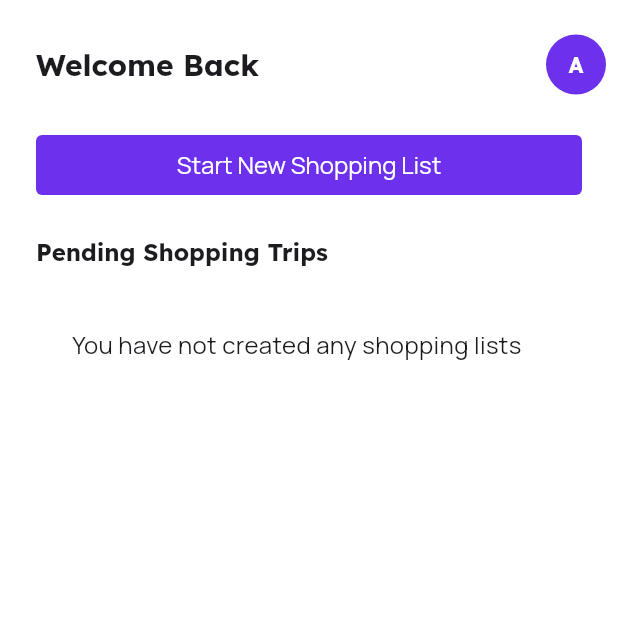
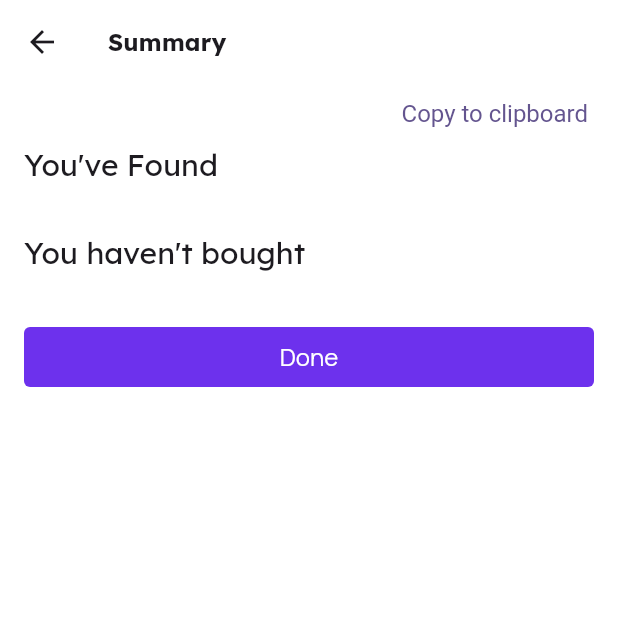
Before and after one commit to Itope84/store_navigator, a Flutter app: the NavigateStoreScreen screen opened directly with empty values, after a tap on "Exit", on a phone screen of 412 x 824 dp, the top half of it. Run offline on Flutter 3.47's test engine with Material 3 defaults, Android fonts, the phone set to English and light mode, and no system bars; our stand-ins replace cached_network_image, flutter_hooks, flutter_svg, google_fonts, image_picker, path_drawing and 1 more; missing offline and left inert: flutter_query, google_ml_kit; accounts and stored records are empty; network calls fail.

Commit message:
show a summary screen after navigating

```diff
--- a/lib/screens/navigate/navigate_store.dart
+++ b/lib/screens/navigate/navigate_store.dart
@@ -306,6 +306,7 @@ class _NavigateStoreScreenState extends State<NavigateStoreScreen> {
                     bottom: 16,
                     child: MapBottomNav(
                       isLocating: isLocating,
+                      shoppingList: widget.shoppingList,
                       onLocateClick: () {
                         setState(() {
                           isLocating = !isLocating;
--- /dev/null
+++ b/lib/screens/navigate/summary.dart
@@ -0,0 +1,155 @@
+import 'package:collection/collection.dart';
+import 'package:flutter/material.dart';
+import 'package:flutter/services.dart';
+import 'package:store_navigator/screens/home.dart';
+import 'package:store_navigator/utils/data/shopping_list.dart';
+
+class SummaryScreen extends StatelessWidget {
+  final ShoppingList shoppingList;
+  const SummaryScreen({super.key, required this.shoppingList});
+
+  String getItemText(ShoppingListItem item) =>
+      "${item.userGivenName ?? item.product.name} ${item.userGivenName != null ? '- ${item.product.name}' : ''} (${item.qty})";
+
+  Map<String, List<ShoppingListItem>> groupItemsByName(
+      List<ShoppingListItem> items) {
+    return groupBy(
+        items, (item) => item.userGivenName ?? item.product.name ?? '');
+  }
+
+  @override
+  Widget build(BuildContext context) {
+    List<ShoppingListItem> foundItems =
+        shoppingList.items?.where((item) => item.found).toList() ?? [];
+
+    List<ShoppingListItem> unfoundShoppingListItems =
+        shoppingList.items?.where((item) => !item.found).toList() ?? [];
+
+    List<String> otherUnfoundItems = shoppingList.uploadedShoppingList
+            ?.split('\n')
+            .map((e) => e.trim())
+            .where((element) => element.isNotEmpty)
+            .toList() ??
+        [];
+
+    List<Widget> formatShoppingListItems(List<ShoppingListItem> items) =>
+        groupItemsByName(items).entries.map(
+          (entry) {
+            return Column(
+              crossAxisAlignment: CrossAxisAlignment.start,
+              children: [
+                Padding(
+                  padding: EdgeInsets.symmetric(horizontal: 16),
+                  child: Text(entry.key,
+                      style: Theme.of(context).textTheme.titleLarge),
+                ),
+                ...entry.value.map(
+                  (item) => ListTile(
+                    dense: true,
+                    minTileHeight: 0,
+                    minVerticalPadding: 2,
+                    title: Text(
+                      item.product.name ?? '',
+                      style: Theme.of(context).textTheme.bodySmall,
+                    ),
+                    trailing: Text(
+                      item.qty.toString(),
+                      style: Theme.of(context).textTheme.labelLarge,
+                    ),
+                  ),
+                ),
+                SizedBox(height: 16),
+              ],
+            );
+          },
+        ).toList();
+
+    return Scaffold(
+      appBar: AppBar(
+        backgroundColor: Theme.of(context).scaffoldBackgroundColor,
+        title: Text('Summary'),
+      ),
+      // TODO: don't use listtile, also group items that have the same userGivenName
+      body: SingleChildScrollView(
+        child: Column(
+          crossAxisAlignment: CrossAxisAlignment.start,
+          children: [
+            Padding(
+              padding: EdgeInsets.symmetric(horizontal: 16),
+              child: Row(
+                mainAxisAlignment: MainAxisAlignment.end,
+                children: [
+                  TextButton(
+                    onPressed: () {
+                      final String text = [
+                        "Shopping Summary:",
+                        "---------------",
+                        "Found:",
+                        ...foundItems.map(getItemText),
+                        "---------------",
+                        "Not Found:",
+                        ...unfoundShoppingListItems.map(getItemText),
+                        ...otherUnfoundItems
+                      ].join('\n');
+
+                      Clipboard.setData(ClipboardData(text: text));
+                    },
+                    style: const ButtonStyle(
+                      padding: WidgetStatePropertyAll(
+                        EdgeInsets.symmetric(horizontal: 4),
+                      ),
+                      visualDensity: VisualDensity.compact,
+                      textStyle:
+                          WidgetStatePropertyAll(TextStyle(fontSize: 16)),
+                    ),
+                    child: Text("Copy to clipboard"),
+                  )
+                ],
+              ),
+            ),
+            Padding(
+              padding: EdgeInsets.symmetric(horizontal: 16),
+              child: Text("You've Found",
+                  style: Theme.of(context).textTheme.headlineSmall),
+            ),
+            SizedBox(height: 16),
+            ...formatShoppingListItems(foundItems),
+            SizedBox(height: 16),
+            Padding(
+              padding: EdgeInsets.symmetric(horizontal: 16),
+              child: Text("You haven't bought",
+                  style: Theme.of(context).textTheme.headlineSmall),
+            ),
+            SizedBox(height: 16),
+            ...formatShoppingListItems(unfoundShoppingListItems),
+            ...otherUnfoundItems.map(
+              (item) => Padding(
+                padding: EdgeInsets.only(left: 16, right: 16, bottom: 16),
+                child:
+                    Text(item, style: Theme.of(context).textTheme.titleLarge),
+              ),
+            ),
+            Row(
+              children: [
+                Expanded(
+                  child: Padding(
+                    padding: EdgeInsets.all(16),
+                    child: FilledButton(
+                        onPressed: () {
+                          Navigator.of(context).pushAndRemoveUntil(
+                              MaterialPageRoute(
+                                  builder: (ctx) => const HomeScreen()),
+                              (_) => false);
+                        },
+                        child: Text("Done")),
+                  ),
+                ),
+              ],
+            ),
+            SizedBox(height: 32),
+          ],
+        ),
+      ),
+    );
+  }
+}
--- a/lib/screens/navigate/widgets/map_bottom_nav.dart
+++ b/lib/screens/navigate/widgets/map_bottom_nav.dart
@@ -1,12 +1,18 @@
 import 'package:flutter/material.dart';
 import 'package:store_navigator/screens/home.dart';
+import 'package:store_navigator/screens/navigate/summary.dart';
+import 'package:store_navigator/utils/data/shopping_list.dart';
 import 'package:store_navigator/utils/icons.dart';
 
 class MapBottomNav extends StatelessWidget {
+  final ShoppingList shoppingList;
   final bool isLocating;
   final void Function() onLocateClick;
   const MapBottomNav(
-      {super.key, this.isLocating = false, required this.onLocateClick});
+      {super.key,
+      this.isLocating = false,
+      required this.onLocateClick,
+      required this.shoppingList});
 
   @override
   Widget build(BuildContext context) {
@@ -103,9 +109,8 @@ class MapBottomNav extends StatelessWidget {
         ),
         FilledButton(
             onPressed: () {
-              Navigator.of(context).pushAndRemoveUntil(
-                  MaterialPageRoute(builder: (ctx) => const HomeScreen()),
-                  (_) => false);
+              Navigator.of(context).push(MaterialPageRoute(
+                  builder: (ctx) => SummaryScreen(shoppingList: shoppingList)));
             },
             style: ButtonStyle(
               backgroundColor: WidgetStateProperty.all(Colors.red),
--- a/lib/utils/data/shopping_list.dart
+++ b/lib/utils/data/shopping_list.dart
@@ -1,3 +1,5 @@
+import 'dart:convert';
+
 import 'package:collection/collection.dart';
 import 'package:sqflite/sqflite.dart';
 import 'package:store_navigator/utils/api/products.dart';
@@ -15,6 +17,8 @@ class ShoppingListItem {
   int qty;
   final String shoppingListId;
 
+  String? userGivenName;
+
   String get productId => product.id!;
 
   bool found = false;
@@ -25,6 +29,7 @@ class ShoppingListItem {
       this.sectionId,
       this.qty = 1,
       this.found = false,
+      this.userGivenName,
       required this.shoppingListId})
       : id = id ?? "${DateTime.now().millisecondsSinceEpoch}";
 
@@ -36,6 +41,7 @@ class ShoppingListItem {
       qty: json['qty'],
       found: json['found'] == 1,
       shoppingListId: json['shopping_list_id'],
+      userGivenName: json['user_given_name'],
     );
   }
 
@@ -48,6 +54,7 @@ class ShoppingListItem {
     data['section_id'] = sectionId;
     data['qty'] = qty;
     data['found'] = found ? 1 : 0;
+    data['user_given_name'] = userGivenName;
     return data;
   }
 
@@ -60,6 +67,7 @@ class ShoppingListItem {
       section_id TEXT,
       qty INTEGER,
       found INTEGER,
+      user_given_name TEXT,
       FOREIGN KEY (shopping_list_id) REFERENCES ${ShoppingList.tableName}(id) ON DELETE CASCADE
     )
   ''';
@@ -72,6 +80,8 @@ class ShoppingList {
   List<ShoppingListItem>? items;
   final DateTime? createdAt;
   DateTime? updatedAt;
+  // The list of items that were uploaded either via image or bulk search. This represents the user's shopping list that was imported into the app. The ones that were found in the store (during search) will also have been stored on the shopping list items (if one was selected) as userGivenName.
+  String? uploadedShoppingList;
 
   Store? store;
 
@@ -82,6 +92,7 @@ class ShoppingList {
       this.name,
       this.items,
       required this.storeId,
+      this.uploadedShoppingList,
       DateTime? createdAt,
       DateTime? updatedAt})
       : id = id ?? "${DateTime.now().millisecondsSinceEpoch}",
@@ -104,6 +115,7 @@ class ShoppingList {
               .map((i) => ShoppingListItem.fromJson(i))
               .toList()
           : null,
+      uploadedShoppingList: json['uploadedShoppingList'],
     );
   }
 
@@ -115,6 +127,7 @@ class ShoppingList {
     data['created_at'] = createdAt.toString();
     data['updated_at'] = updatedAt.toString();
     data['items'] = items?.map((i) => i.toJson()).toList();
+    data['uploadedShoppingList'] = uploadedShoppingList;
     return data;
   }
 
@@ -131,6 +144,7 @@ class ShoppingList {
       id TEXT PRIMARY KEY,
       name TEXT,
       store_id TEXT,
+      uploadedShoppingList TEXT,
       created_at TEXT,
       updated_at TEXT
     )
@@ -143,6 +157,7 @@ class ShoppingList {
       sli.product_id,
       sli.section_id,
       sli.found,
+      sli.user_given_name,
       sli.qty
     FROM
       ${ShoppingListItem.tableName} sli
@@ -193,6 +208,7 @@ class ShoppingList {
                   product: productsMap[e['product_id'] as String]!,
                   sectionId: e['section_id'] as String?,
                   qty: e['qty'] as int,
+                  userGivenName: e['user_given_name'] as String?,
                   found: e['found'] == 1,
                   shoppingListId: id));
             } else {
@@ -205,6 +221,7 @@ class ShoppingList {
                       product: productsMap[e['product_id'] as String]!,
                       sectionId: e['section_id'] as String?,
                       qty: e['qty'] as int,
+                      userGivenName: e['user_given_name'] as String?,
                       found: e['found'] == 1,
                       shoppingListId: id)
                 ];
```
Also changed, not shown: lib/screens/shopping_list/main.dart (+5 -2 lines), lib/screens/shopping_list/scan_input.dart (+7 -8 lines), lib/screens/shopping_list/widgets/bulk_search_results.dart (+15 -7 lines).
